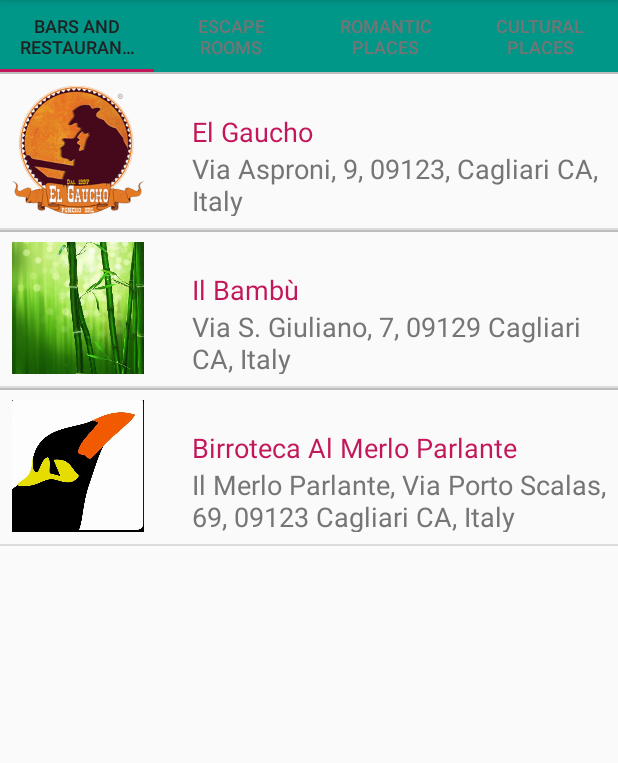
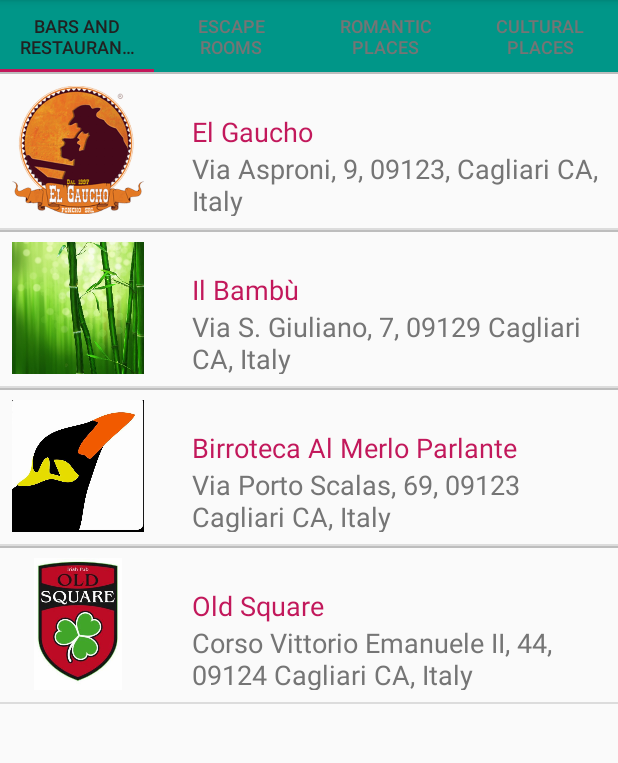
Before and after one commit to Melsara/HolidayEscape, an Android app: the screen it shows after launch (MainActivity), on a phone screen of 412 x 824 dp, the part 84-847 px from its top. Run offline under Robolectric (Android 15) with nearby library versions, the phone set to English and light mode, and no system bars.

Commit message:
Adding fourth Restaurant.

```diff
--- a/app/src/main/java/eu/escapeadvisor/holidayescape/BarsFragment.java
+++ b/app/src/main/java/eu/escapeadvisor/holidayescape/BarsFragment.java
@@ -39,6 +39,8 @@ public class BarsFragment extends Fragment {
                 39.221331, 9.136219, R.drawable.bamboo, getString(R.string.bar_desc2),getString(R.string.bar_address2)));
         bars.add(new POI(mContext.getResources().getString(R.string.category_bars),getString(R.string.bar_name3), getString(R.string.bar_url3), getString(R.string.bar_email3), getString(R.string.bar_tel3),
                 39.218601, 9.110405, R.drawable.merlo, getString(R.string.bar_desc3),getString(R.string.bar_address3)));
+        bars.add(new POI(mContext.getResources().getString(R.string.category_bars),getString(R.string.bar_name4), getString(R.string.bar_url4), getString(R.string.bar_email4), getString(R.string.bar_tel4),
+                39.217643, 9.112211, R.drawable.oldsquare, getString(R.string.bar_desc4),getString(R.string.bar_address4)));
 
         PoiAdapter barsAdapter = new PoiAdapter(getActivity(), bars);
         ListView listView = (ListView) rootView.findViewById(R.id.list);
--- a/app/src/main/res/values/strings.xml
+++ b/app/src/main/res/values/strings.xml
@@ -24,5 +24,13 @@ Hanno tre priorità : cucinare buono, servire velocemente e garantire la qualit
     <string name="bar_email3">Email not available</string>
     <string name="bar_tel3">+39 340 078 8929</string>
     <string name="bar_desc3">Birroteca, paninoteca, beershop. Impianto spine con 12 vie e oltre 150 bottigliette. Più di 50 panini. Operativi dal 1984.</string>
-    <string name="bar_address3">Il Merlo Parlante, Via Porto Scalas, 69, 09123 Cagliari CA, Italy</string>
+    <string name="bar_address3">Via Porto Scalas, 69, 09123 Cagliari CA, Italy</string>
+    <string name="bar_name4">Old Square</string>
+    <string name="bar_url4">http://www.oldsquare.it/</string>
+    <string name="bar_email4">info@oldsquare.it</string>
+    <string name="bar_tel4">+39 070 658099</string>
+    <string name="bar_desc4">L\’Old Square è un irish pub e steak house caratterizzato da proposte che spaziano dalla cucina internazionale ai prodotti tipici della terra in cui si trova, la Sardegna.
+        \nÈ una birreria Guinness, Paulaner, Thurn und Taxis, Barley, Grinbergen, e ha a disposizione anche una vasta scelta di artigianali, la cui carta si rinnova ogni stagione.\n
+        Propone concerti, spettacoli e dj set ogni weekend. È aperto dalle 11 del mattino con cucina disponibile “non stop” da mezzogiorno a mezzanotte. 365 giorni all\’anno.</string>
+    <string name="bar_address4">Corso Vittorio Emanuele II, 44, 09124 Cagliari CA, Italy</string>
 </resources>
```
Also changed, not shown: app/src/main/res/drawable-hdpi/oldsquare.png (added), app/src/main/res/drawable-mdpi/oldsquare.png (added), app/src/main/res/drawable-xhdpi/oldsquare.png (added), app/src/main/res/drawable-xxhdpi/oldsquare.png (added), app/src/main/res/drawable-xxxhdpi/oldsquare.png (added).
